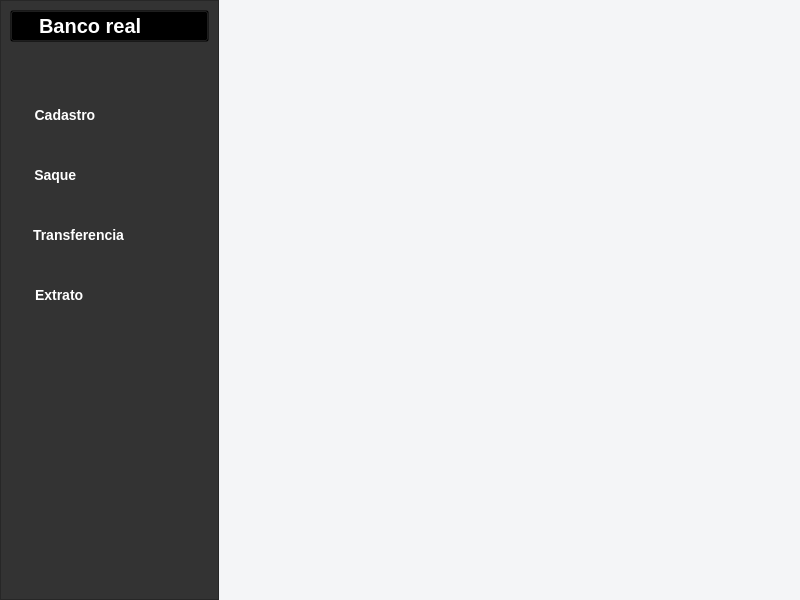
First picture: the form in Telas/home_page.ui, repository joaocarlos-losfe/Python-PyQt5-Banco, before the edit.
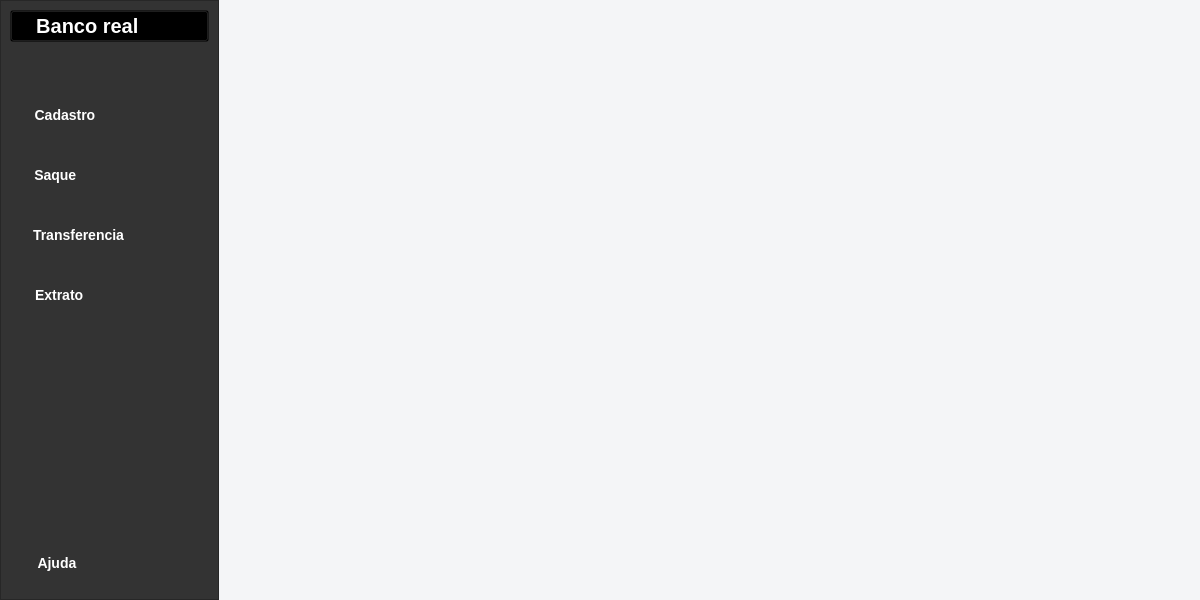
Second picture: the form after the edit. Icons and pictures are not drawn.

Patch:
```diff
--- a/Telas/home_page.ui
+++ b/Telas/home_page.ui
@@ -6,10 +6,22 @@
    <rect>
     <x>0</x>
     <y>0</y>
-    <width>800</width>
+    <width>1200</width>
     <height>600</height>
    </rect>
   </property>
+  <property name="minimumSize">
+   <size>
+    <width>1200</width>
+    <height>600</height>
+   </size>
+  </property>
+  <property name="font">
+   <font>
+    <family>Segoe UI</family>
+    <stylestrategy>NoAntialias</stylestrategy>
+   </font>
+  </property>
   <property name="windowTitle">
    <string>Banco Real</string>
   </property>
@@ -60,7 +72,7 @@
                 <string notr="true">background-color: transparent; color: white; font-weight: bold; font-size: 20px; </string>
                </property>
                <property name="text">
-                <string>  Banco real         </string>
+                <string>  Banco real          </string>
                </property>
                <property name="icon">
                 <iconset>
@@ -162,7 +174,7 @@
             </widget>
            </item>
            <item>
-            <widget class="QPushButton" name="pushButton">
+            <widget class="QPushButton" name="btn_goto_tela_extrato">
              <property name="styleSheet">
               <string notr="true">color: white; font-size: 14px; font-weight: bold; margin-top: 8px; margin-bottom: 8px; padding: 10px;</string>
              </property>
@@ -197,6 +209,32 @@
              </property>
             </spacer>
            </item>
+           <item>
+            <widget class="QPushButton" name="pushButton">
+             <property name="styleSheet">
+              <string notr="true">color: white; font-size: 14px; font-weight: bold; margin-top: 8px; margin-bottom: 8px; padding: 10px;</string>
+             </property>
+             <property name="text">
+              <string>   Ajuda                              </string>
+             </property>
+             <property name="icon">
+              <iconset>
+               <normaloff>../Assets/help.png</normaloff>../Assets/help.png</iconset>
+             </property>
+             <property name="iconSize">
+              <size>
+               <width>25</width>
+               <height>25</height>
+              </size>
+             </property>
+             <property name="shortcut">
+              <string/>
+             </property>
+             <property name="flat">
+              <bool>true</bool>
+             </property>
+            </widget>
+           </item>
           </layout>
          </item>
         </layout>
```
Left out of the diff: 19 changed lines with no effect on the pictures.
